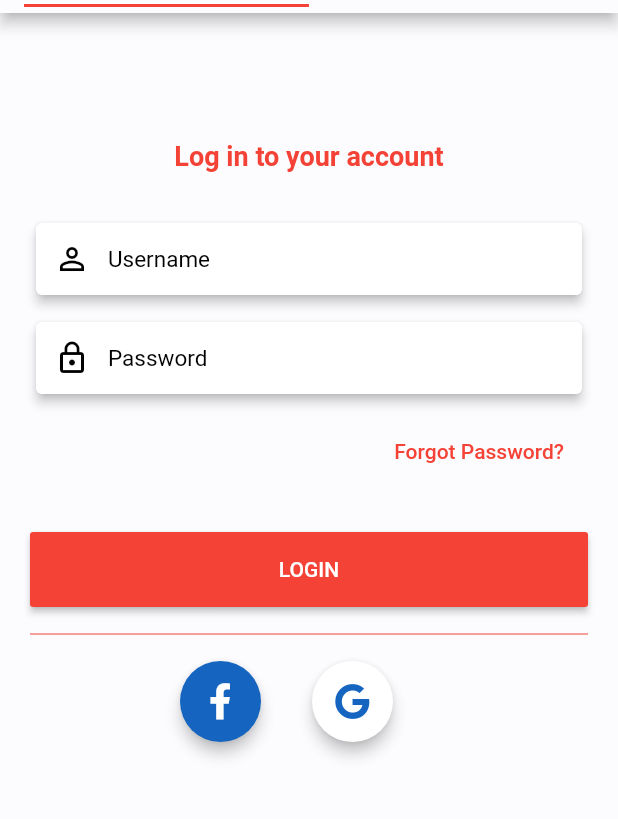
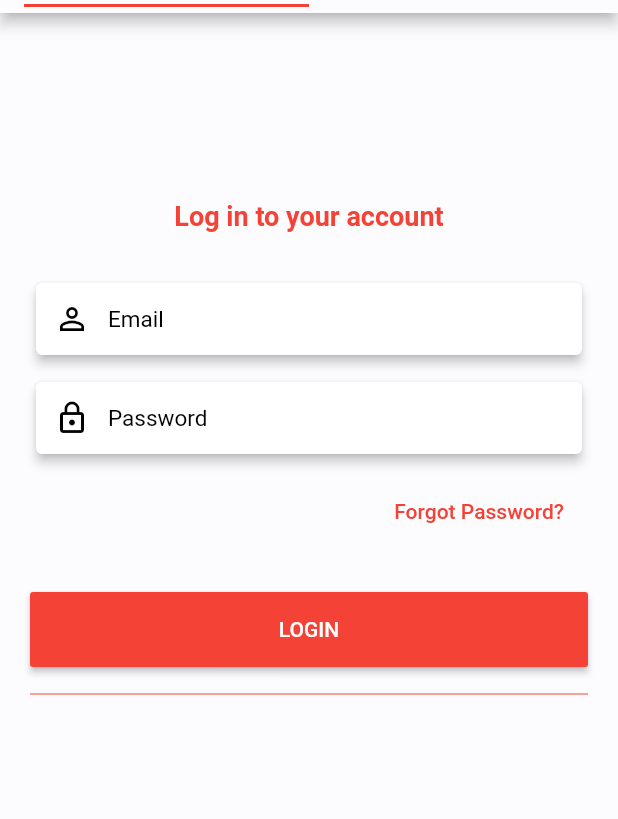
Before and after one commit to powzx/Community-At-NUS, a Flutter app: the screen it shows after launch, on a phone screen of 412 x 824 dp, the part 71-890 px from its top. Run offline on Flutter 3.47's test engine with Material 2 defaults, Android fonts, the phone set to English and light mode, and no system bars; our stand-ins replace firebase_auth, firebase_core, font_awesome_flutter, introduction_screen, shared_preferences; accounts and stored records are empty.

Commit message:
added firebase
1st draft of firebase - will update the login page

```diff
--- a/community_nus_v1.0.0/lib/main.dart
+++ b/community_nus_v1.0.0/lib/main.dart
@@ -4,8 +4,11 @@ import 'package:community_nus/settings/app_provider.dart';
 import 'package:community_nus/screens/startAppLoadingScreen.dart';
 import 'package:community_nus/settings/const.dart';
 import 'settings/const.dart';
+import 'package:firebase_core/firebase_core.dart';
 
-void main() {
+void main() async {
+  WidgetsFlutterBinding.ensureInitialized();
+  await Firebase.initializeApp();
   runApp(
     MultiProvider(
       providers: [
--- a/community_nus_v1.0.0/lib/screens/join.dart
+++ b/community_nus_v1.0.0/lib/screens/join.dart
@@ -2,6 +2,8 @@ import 'package:flutter/material.dart';
 import 'package:community_nus/screens/login.dart';
 import 'package:community_nus/screens/register.dart';
 import 'package:flutter/services.dart';
+import 'package:firebase_core/firebase_core.dart';
+
 
 class JoinApp extends StatefulWidget {
   @override
--- a/community_nus_v1.0.0/lib/screens/login.dart
+++ b/community_nus_v1.0.0/lib/screens/login.dart
@@ -4,8 +4,7 @@ import 'package:community_nus/screens/baseScreenForAllPages.dart';
 import 'package:community_nus/screens/login.dart';
 import 'package:community_nus/screens/register.dart';
 import 'package:flutter/services.dart';
-
-
+import 'package:firebase_auth/firebase_auth.dart';
 
 class LoginScreen extends StatefulWidget {
   @override
@@ -13,20 +12,18 @@ class LoginScreen extends StatefulWidget {
 }
 
 class _LoginScreenState extends State<LoginScreen> {
-
-  final TextEditingController _usernameControl = new TextEditingController();
-  final TextEditingController _passwordControl = new TextEditingController();
-
+  String _email;
+  String _password;
+  final auth = FirebaseAuth.instance;
 
   @override
   Widget build(BuildContext context) {
     return Padding(
-      padding: EdgeInsets.fromLTRB(20.0,0,20,0),
+      padding: EdgeInsets.fromLTRB(20.0, 0, 20, 0),
       child: ListView(
         shrinkWrap: true,
         children: <Widget>[
-
-          SizedBox(height: 60.0),
+          SizedBox(height: 100.0),
           Container(
             alignment: Alignment.center,
             margin: EdgeInsets.only(
@@ -41,9 +38,7 @@ class _LoginScreenState extends State<LoginScreen> {
               ),
             ),
           ),
-
           SizedBox(height: 30.0),
-
           Card(
             elevation: 3.0,
             child: Container(
@@ -62,13 +57,17 @@ class _LoginScreenState extends State<LoginScreen> {
                   contentPadding: EdgeInsets.all(10.0),
                   border: OutlineInputBorder(
                     borderRadius: BorderRadius.circular(5.0),
-                    borderSide: BorderSide(color: Colors.white,),
+                    borderSide: BorderSide(
+                      color: Colors.white,
+                    ),
                   ),
                   enabledBorder: OutlineInputBorder(
-                    borderSide: BorderSide(color: Colors.white,),
+                    borderSide: BorderSide(
+                      color: Colors.white,
+                    ),
                     borderRadius: BorderRadius.circular(5.0),
                   ),
-                  hintText: "Username",
+                  hintText: "Email",
                   hintStyle: TextStyle(
                     fontSize: 15.0,
                     color: Colors.black,
@@ -79,13 +78,15 @@ class _LoginScreenState extends State<LoginScreen> {
                   ),
                 ),
                 maxLines: 1,
-                controller: _usernameControl,
+                onChanged: (value) {
+                  setState(() {
+                    _email = value.trim();
+                  });
+                },
               ),
             ),
           ),
-
           SizedBox(height: 10.0),
-
           Card(
             elevation: 3.0,
             child: Container(
@@ -104,10 +105,14 @@ class _LoginScreenState extends State<LoginScreen> {
                   contentPadding: EdgeInsets.all(10.0),
                   border: OutlineInputBorder(
                     borderRadius: BorderRadius.circular(5.0),
-                    borderSide: BorderSide(color: Colors.white,),
+                    borderSide: BorderSide(
+                      color: Colors.white,
+                    ),
                   ),
                   enabledBorder: OutlineInputBorder(
-                    borderSide: BorderSide(color: Colors.white,),
+                    borderSide: BorderSide(
+                      color: Colors.white,
+                    ),
                     borderRadius: BorderRadius.circular(5.0),
                   ),
                   hintText: "Password",
@@ -122,13 +127,15 @@ class _LoginScreenState extends State<LoginScreen> {
                 ),
                 obscureText: true,
                 maxLines: 1,
-                controller: _passwordControl,
+                onChanged: (value) {
+                  setState(() {
+                    _password = value.trim();
+                  });
+                },
               ),
             ),
           ),
-
           SizedBox(height: 10.0),
-
           Container(
             alignment: Alignment.centerRight,
             child: FlatButton(
@@ -140,12 +147,10 @@ class _LoginScreenState extends State<LoginScreen> {
                   color: Theme.of(context).accentColor,
                 ),
               ),
-              onPressed: (){},
+              onPressed: () {},
             ),
           ),
-
           SizedBox(height: 30.0),
-
           Container(
             height: 50.0,
             child: RaisedButton(
@@ -155,10 +160,12 @@ class _LoginScreenState extends State<LoginScreen> {
                   color: Colors.white,
                 ),
               ),
-              onPressed: (){
+              onPressed: () {
+                auth.signInWithEmailAndPassword(
+                    email: _email, password: _password);
                 Navigator.of(context).push(
                   MaterialPageRoute(
-                    builder: (BuildContext context){
+                    builder: (BuildContext context) {
                       return MainScreen();
                     },
                   ),
@@ -167,53 +174,12 @@ class _LoginScreenState extends State<LoginScreen> {
               color: Theme.of(context).accentColor,
             ),
           ),
-
           SizedBox(height: 10.0),
-          Divider(color: Theme.of(context).accentColor,),
+          Divider(
+            color: Theme.of(context).accentColor,
+          ),
           SizedBox(height: 10.0),
-
-
-          Center(
-            child: Container(
-              width: MediaQuery.of(context).size.width/2,
-              child: Row(
-                children: <Widget>[
-                  RawMaterialButton(
-                    onPressed: (){},
-                    fillColor: Colors.blue[800],
-                    shape: CircleBorder(),
-                    elevation: 4.0,
-                    child: Padding(
-                      padding: EdgeInsets.all(15),
-                      child: Icon(
-                        FontAwesomeIcons.facebookF,
-                        color: Colors.white,
-//              size: 24.0,
-                      ),
-                    ),
-                  ),
-
-                  RawMaterialButton(
-                    onPressed: (){},
-                    fillColor: Colors.white,
-                    shape: CircleBorder(),
-                    elevation: 4.0,
-                    child: Padding(
-                      padding: EdgeInsets.all(15),
-                      child: Icon(
-                        FontAwesomeIcons.google,
-                        color: Colors.blue[800],
-//              size: 24.0,
-                      ),
-                    ),
-                  ),
-                ],
-              ),
-            ),
-          ),
-
           SizedBox(height: 20.0),
-
         ],
       ),
     );
--- a/community_nus_v1.0.0/lib/screens/startAppLoadingScreen.dart
+++ b/community_nus_v1.0.0/lib/screens/startAppLoadingScreen.dart
@@ -3,6 +3,8 @@ import 'package:flutter/material.dart';
 import 'package:flutter/services.dart';
 import 'package:community_nus/settings/const.dart';
 import 'package:community_nus/screens/join.dart';
+import 'package:firebase_core/firebase_core.dart';
+
 
 class startAppLoadingScreen extends StatefulWidget {
   @override
--- a/community_nus_v1.0.0/pubspec.yaml
+++ b/community_nus_v1.0.0/pubspec.yaml
@@ -33,6 +33,7 @@ dependencies:
   # The following adds the Cupertino Icons font to your application.
   # Use with the CupertinoIcons class for iOS style icons.
   cupertino_icons: ^1.0.2
+  firebase_auth: ^0.20.1
 
 dev_dependencies:
   flutter_test:
```
Also changed, not shown: community_nus_v1.0.0/lib/screens/register.dart (+40 -115 lines), community_nus_v1.0.0/pubspec.lock.
